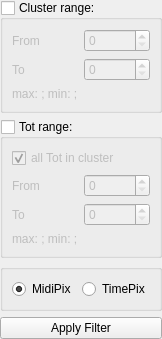
First picture: the form in viewer/clogfilterpanel.ui, repository verbkinm2/WTF_Viewer, before the edit.
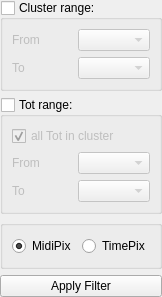
Second picture: the form after the edit.

Commit message: 0.8.2 1. Во вкладка фильтр заменены QSpinbox на QComboBox 2. При выборе диапазонов (как для кластеров, так и для тотов) можно выбрать только те значения, которые существуют. Не может быть пустого рисунка (только если в clog файле есть пустые кластеры); 3. Фильтр применяется только по кнопке "Apply filter" или при выборенового файла, или при нажатии кнопки enter при фокусе на одном из QComboBox выбора диапазонов; 4. Убрано много методовЮ чигналов и слотов из классов Frames, ClogFilterPanel, Viewer_widget; 5. Значительно уменьшин объем кода.

Diff of the .ui file:
```diff
--- a/viewer/clogfilterpanel.ui
+++ b/viewer/clogfilterpanel.ui
@@ -7,7 +7,7 @@
     <x>0</x>
     <y>0</y>
     <width>158</width>
-    <height>274</height>
+    <height>297</height>
    </rect>
   </property>
   <property name="windowTitle">
@@ -42,11 +42,7 @@
      </property>
      <layout class="QGridLayout" name="gridLayout">
       <item row="2" column="1">
-       <widget class="QSpinBox" name="clusterRangeEnd">
-        <property name="toolTip">
-         <string>cluster to...</string>
-        </property>
-       </widget>
+       <widget class="QComboBox" name="clusterRangeEnd"/>
       </item>
       <item row="1" column="0">
        <widget class="QLabel" name="label">
@@ -69,18 +65,7 @@
        </widget>
       </item>
       <item row="1" column="1">
-       <widget class="QSpinBox" name="clusterRangeBegin">
-        <property name="toolTip">
-         <string>cluster from...</string>
-        </property>
-       </widget>
-      </item>
-      <item row="3" column="0" colspan="2">
-       <widget class="QLabel" name="clusterLabel">
-        <property name="text">
-         <string>max: ; min: ;</string>
-        </property>
-       </widget>
+       <widget class="QComboBox" name="clusterRangeBegin"/>
       </item>
      </layout>
     </widget>
@@ -101,18 +86,7 @@
      </property>
      <layout class="QGridLayout" name="gridLayout_2">
       <item row="1" column="1">
-       <widget class="QSpinBox" name="totRangeBegin">
-        <property name="toolTip">
-         <string>tot from...</string>
-        </property>
-       </widget>
-      </item>
-      <item row="2" column="1">
-       <widget class="QSpinBox" name="totRangeEnd">
-        <property name="toolTip">
-         <string>tot to...</string>
-        </property>
-       </widget>
+       <widget class="QComboBox" name="totRangeBegin"/>
       </item>
       <item row="1" column="0">
        <widget class="QLabel" name="label_3">
@@ -124,22 +98,8 @@
         </property>
        </widget>
       </item>
-      <item row="3" column="0" colspan="2">
-       <widget class="QLabel" name="totLabel">
-        <property name="text">
-         <string>max: ; min: ;</string>
-        </property>
-       </widget>
-      </item>
-      <item row="2" column="0">
-       <widget class="QLabel" name="label_4">
-        <property name="text">
-         <string>To</string>
-        </property>
-        <property name="alignment">
-         <set>Qt::AlignLeading|Qt::AlignLeft|Qt::AlignVCenter</set>
-        </property>
-       </widget>
+      <item row="2" column="1">
+       <widget class="QComboBox" name="totRangeEnd"/>
       </item>
       <item row="0" column="0" colspan="2">
        <widget class="QCheckBox" name="allTotInCluster">
@@ -154,6 +114,16 @@
         </property>
        </widget>
       </item>
+      <item row="2" column="0">
+       <widget class="QLabel" name="label_4">
+        <property name="text">
+         <string>To</string>
+        </property>
+        <property name="alignment">
+         <set>Qt::AlignLeading|Qt::AlignLeft|Qt::AlignVCenter</set>
+        </property>
+       </widget>
+      </item>
      </layout>
     </widget>
    </item>
```
Left out of the diff: 4 changed lines with no effect on the pictures. The commit also changes 11 other files.
